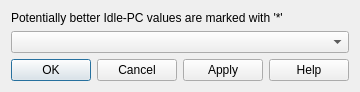
Above: gns3/ui/idlepc_dialog.ui from mpplab/MNSS before the change. Below: the same form after it.
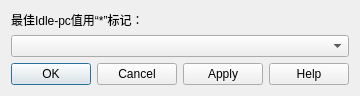
That is the form after the change.

What changed in the file:
```diff
--- a/gns3/ui/idlepc_dialog.ui
+++ b/gns3/ui/idlepc_dialog.ui
@@ -2,6 +2,14 @@
 <ui version="4.0">
  <class>IdlePCDialog</class>
  <widget class="QDialog" name="IdlePCDialog">
+  <property name="geometry">
+   <rect>
+    <x>0</x>
+    <y>0</y>
+    <width>446</width>
+    <height>100</height>
+   </rect>
+  </property>
   <property name="windowTitle">
    <string>Idle-PC values</string>
   </property>
@@ -15,7 +23,7 @@
    <item row="0" column="0">
     <widget class="QLabel" name="uiLabel">
      <property name="text">
-      <string>Potentially better Idle-PC values are marked with '*'</string>
+      <string>最佳Idle-pc值用“*”标记：</string>
      </property>
     </widget>
    </item>
```
Left out of the diff: 2 changed lines with no effect on the pictures.
